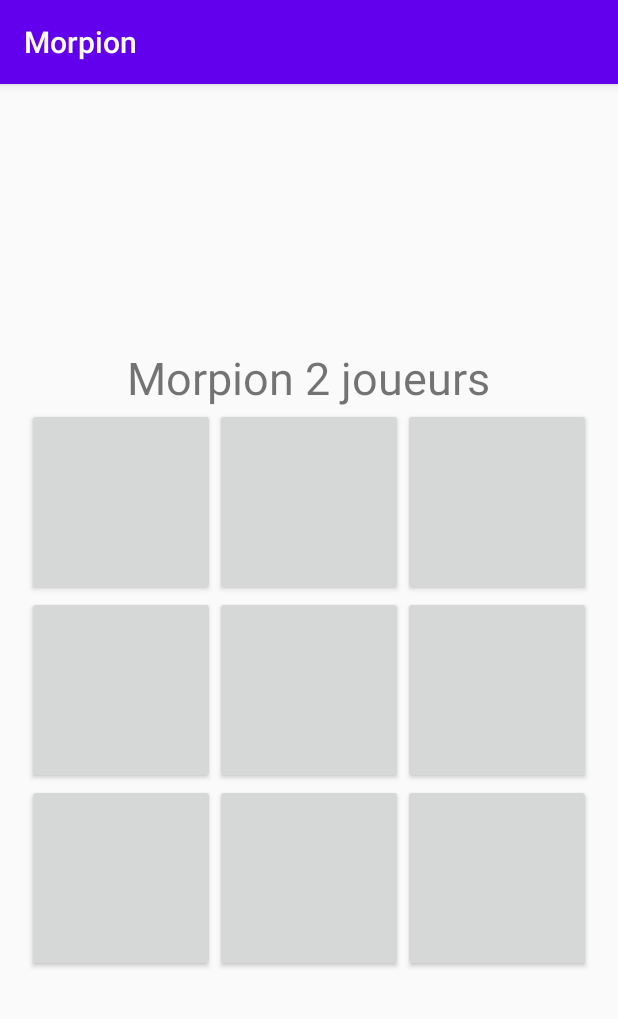
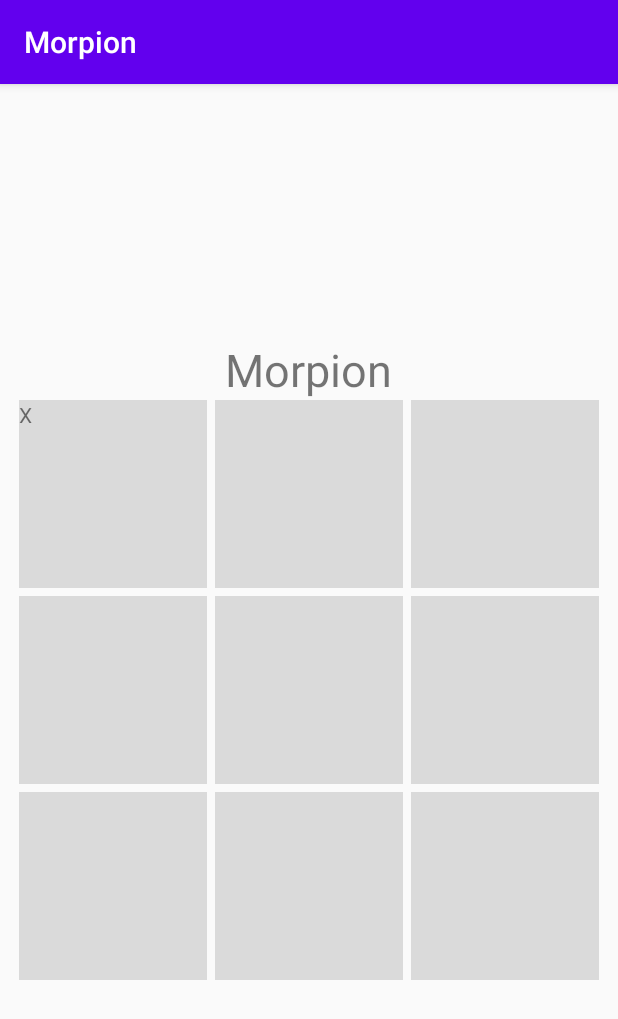
Before and after one commit to Alexandre-Vernet/Morpion, an Android app: the screen it shows after launch (MainActivity), after a tap on an icon or button, on a phone screen of 412 x 824 dp. Shown: the top 1019 px of the screen. Run offline under Robolectric (Android 15) with nearby library versions, the phone set to English and light mode, and no system bars.

Commit message:
Placement des pions au clic d'un bouton Optimisation du code Remplacement des boutons par des TextView

```diff
--- a/app/src/main/java/com/ynov/vernet/morpion/MainActivity.java
+++ b/app/src/main/java/com/ynov/vernet/morpion/MainActivity.java
@@ -5,8 +5,16 @@ import androidx.appcompat.app.AppCompatActivity;
 import android.os.Bundle;
 import android.view.View;
 import android.widget.Button;
+import android.widget.TextView;
 
 public class MainActivity extends AppCompatActivity implements View.OnClickListener {
+    // Différencier les croix des ronds
+    private String pion = "";
+
+    // Regrouper les boutons dans un tableau
+    TextView[] btn = new TextView[9];
+
+    private int choixPion = 1;
 
     @Override
     protected void onCreate(Bundle savedInstanceState) {
@@ -14,46 +22,76 @@ public class MainActivity extends AppCompatActivity implements View.OnClickListe
         setContentView(R.layout.activity_main);
 
         // Référencer les boutons
-        Button btn0 = findViewById(R.id.btn0);
-        btn0.setOnClickListener(this);
+        btn[0] = (TextView) findViewById(R.id.btn0);
+        btn[0].setOnClickListener(this);
 
-        Button btn1 = findViewById(R.id.btn1);
-        btn1.setOnClickListener(this);
+        btn[1] = (TextView) findViewById(R.id.btn1);
+        btn[1].setOnClickListener(this);
 
-        Button btn2 = findViewById(R.id.btn2);
-        btn2.setOnClickListener(this);
+        btn[2] = (TextView) findViewById(R.id.btn2);
+        btn[2].setOnClickListener(this);
 
-        Button btn3 = findViewById(R.id.btn3);
-        btn3.setOnClickListener(this);
+        btn[3] = (TextView) findViewById(R.id.btn3);
+        btn[3].setOnClickListener(this);
 
-        Button btn4 = findViewById(R.id.btn4);
-        btn4.setOnClickListener(this);
+        btn[4] = (TextView) findViewById(R.id.btn4);
+        btn[4].setOnClickListener(this);
 
-        Button btn5 = findViewById(R.id.btn5);
-        btn5.setOnClickListener(this);
+        btn[5] = (TextView) findViewById(R.id.btn5);
+        btn[5].setOnClickListener(this);
 
-        Button btn6 = findViewById(R.id.btn6);
-        btn6.setOnClickListener(this);
+        btn[6] = (TextView) findViewById(R.id.btn6);
+        btn[6].setOnClickListener(this);
 
-        Button btn7 = findViewById(R.id.btn7);
-        btn7.setOnClickListener(this);
+        btn[7] = (TextView) findViewById(R.id.btn7);
+        btn[7].setOnClickListener(this);
 
-
-        // Tableau de bouton
-        Button btn [] = new Button[7];
-
-
+        btn[8] = (TextView) findViewById(R.id.btn8);
+        btn[8].setOnClickListener(this);
     }
 
     @Override
     public void onClick(View v) {
         switch (v.getId()) {
             case R.id.btn0:
+                choixPion(0);
+                break;
             case R.id.btn1:
+                choixPion(1);
+                break;
             case R.id.btn2:
+                choixPion(2);
+                break;
             case R.id.btn3:
-
+                choixPion(3);
+                break;
+            case R.id.btn4:
+                choixPion(4);
+                break;
+            case R.id.btn5:
+                choixPion(5);
+                break;
+            case R.id.btn6:
+                choixPion(6);
+                break;
+            case R.id.btn7:
+                choixPion(7);
+                break;
+            case R.id.btn8:
+                choixPion(8);
+                break;
         }
     }
 
+    public void choixPion(int noBtn) {
+        // Choix du pion en fonction du joueur 1 ou 2
+        choixPion++;
+        if (choixPion % 2 == 0) {
+            pion = "X";
+        } else
+            pion = "O";
+
+        // Placement du pion au clic du bouton
+        btn[noBtn].setText("" + pion);
+    }
 }
--- a/app/src/main/res/layout/activity_main.xml
+++ b/app/src/main/res/layout/activity_main.xml
@@ -4,14 +4,14 @@
     xmlns:tools="http://schemas.android.com/tools"
     android:layout_width="match_parent"
     android:layout_height="match_parent"
+    android:gravity="center"
     android:orientation="vertical"
-    android:gravity="center"
     tools:context=".MainActivity">
 
     <TextView
         android:layout_width="wrap_content"
         android:layout_height="wrap_content"
-        android:text="Morpion 2 joueurs"
+        android:text="@string/app_name"
         android:textSize="30dp" />
 
 
@@ -19,59 +19,104 @@
         android:layout_width="wrap_content"
         android:layout_height="wrap_content">
 
-        <Button
+        <TextView
             android:id="@+id/btn0"
             android:layout_width="125dp"
-            android:layout_height="125dp" />
+            android:layout_height="125dp"
+            android:layout_marginLeft="5dp"
+            android:background="#dadada"
+            android:clickable="true"
+            android:focusable="true" />
 
-        <Button
+        <TextView
             android:id="@+id/btn1"
             android:layout_width="125dp"
-            android:layout_height="125dp" />
+            android:layout_height="125dp"
+            android:layout_marginLeft="5dp"
+            android:background="#dadada"
+            android:clickable="true"
+            android:focusable="true" />
 
-        <Button
+        <TextView
             android:id="@+id/btn2"
             android:layout_width="125dp"
-            android:layout_height="125dp" />
+            android:layout_height="125dp"
+            android:layout_marginLeft="5dp"
+            android:layout_marginRight="5dp"
+            android:background="#dadada"
+            android:clickable="true"
+            android:focusable="true" />
     </LinearLayout>
 
     <LinearLayout
         android:layout_width="wrap_content"
         android:layout_height="wrap_content">
 
-        <Button
+        <TextView
             android:id="@+id/btn3"
             android:layout_width="125dp"
-            android:layout_height="125dp" />
+            android:layout_height="125dp"
+            android:layout_marginLeft="5dp"
+            android:layout_marginTop="5dp"
+            android:background="#dadada"
+            android:clickable="true"
+            android:focusable="true" />
 
-        <Button
+        <TextView
             android:id="@+id/btn4"
             android:layout_width="125dp"
-            android:layout_height="125dp" />
+            android:layout_height="125dp"
+            android:layout_marginLeft="5dp"
+            android:layout_marginTop="5dp"
+            android:background="#dadada"
+            android:clickable="true"
+            android:focusable="true" />
 
-        <Button
+        <TextView
             android:id="@+id/btn5"
             android:layout_width="125dp"
-            android:layout_height="125dp" />
+            android:layout_height="125dp"
+            android:layout_marginLeft="5dp"
+            android:layout_marginRight="5dp"
+            android:layout_marginTop="5dp"
+            android:background="#dadada"
+            android:clickable="true"
+            android:focusable="true" />
     </LinearLayout>
 
     <LinearLayout
         android:layout_width="wrap_content"
         android:layout_height="wrap_content">
 
-        <Button
+        <TextView
             android:id="@+id/btn6"
             android:layout_width="125dp"
-            android:layout_height="125dp" />
+            android:layout_height="125dp"
+            android:layout_marginLeft="5dp"
+            android:layout_marginTop="5dp"
+            android:background="#dadada"
+            android:clickable="true"
+            android:focusable="true" />
 
-        <Button
+        <TextView
             android:id="@+id/btn7"
             android:layout_width="125dp"
-            android:layout_height="125dp" />
+            android:layout_height="125dp"
+            android:layout_marginLeft="5dp"
+            android:layout_marginTop="5dp"
+            android:background="#dadada"
+            android:clickable="true"
+            android:focusable="true" />
 
-        <Button
+        <TextView
             android:id="@+id/btn8"
             android:layout_width="125dp"
-            android:layout_height="125dp" />
+            android:layout_height="125dp"
+            android:layout_marginLeft="5dp"
+            android:layout_marginRight="5dp"
+            android:layout_marginTop="5dp"
+            android:background="#dadada"
+            android:clickable="true"
+            android:focusable="true" />
     </LinearLayout>
 </LinearLayout>
```
